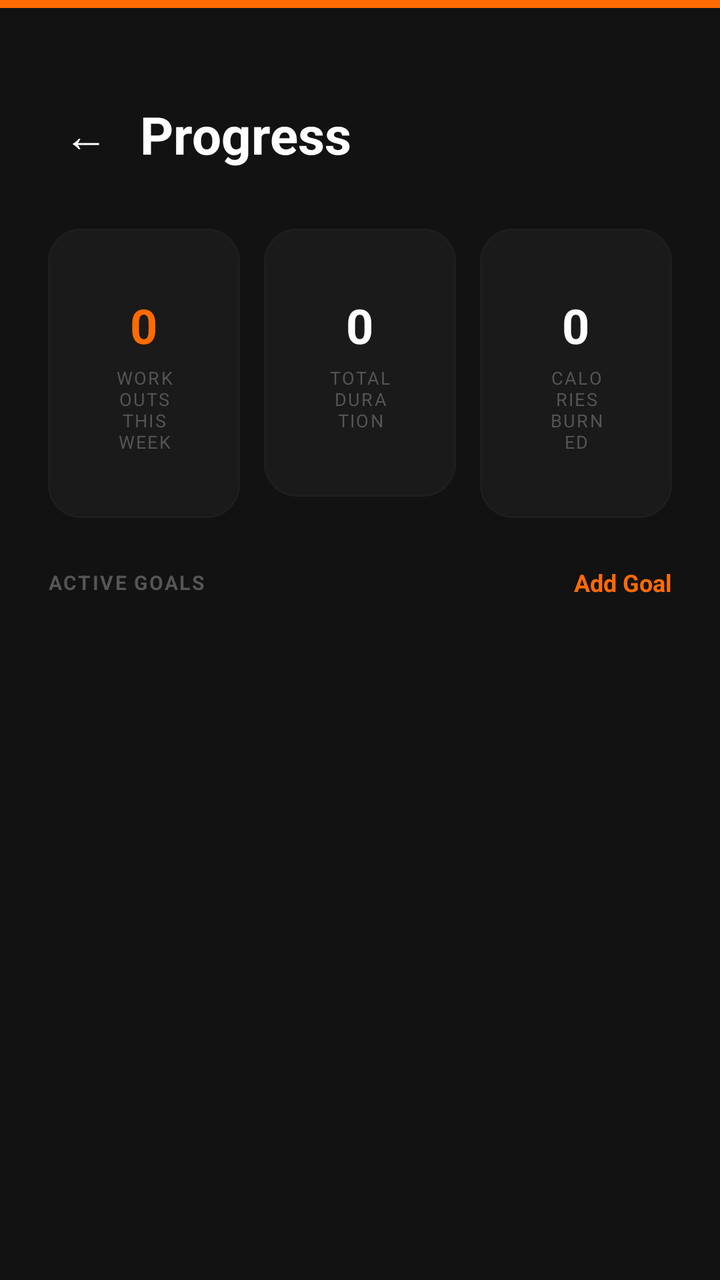
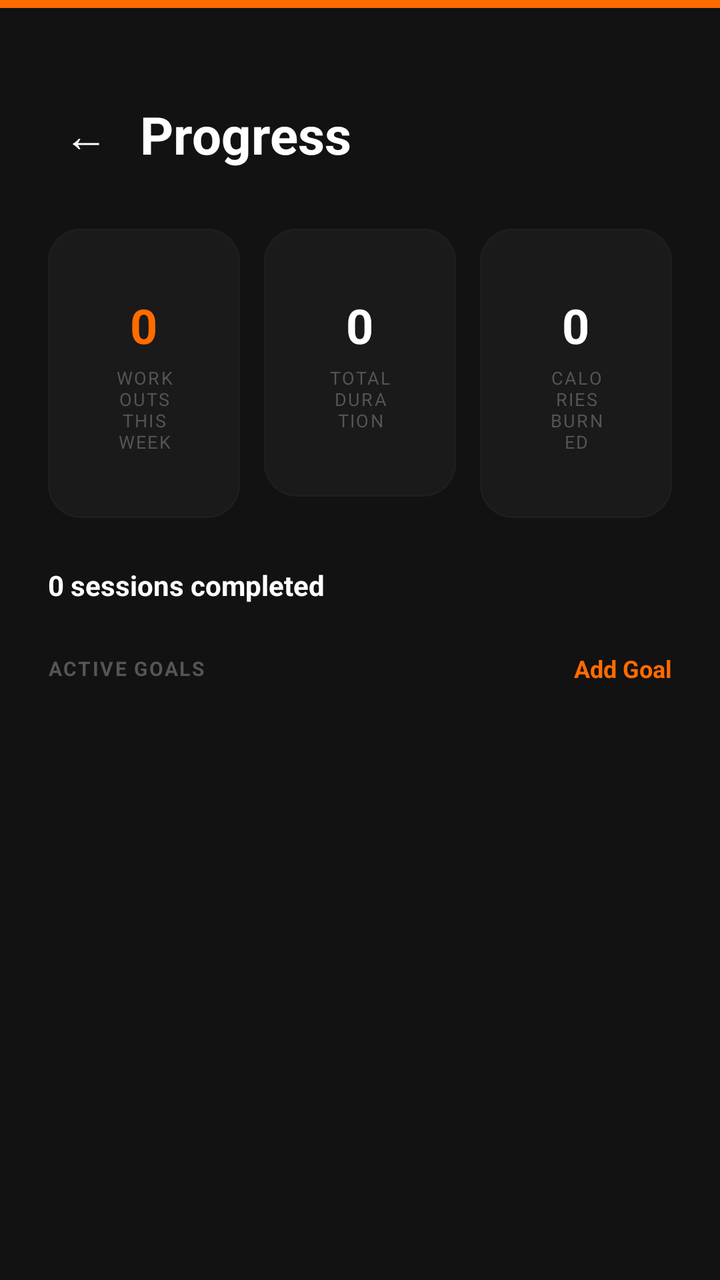

An Android layout rendered at two revisions. The XML below is the earlier revision; the diff shows what the commit changed to produce the second picture.
<!-- AndroidManifest.xml: application theme Theme.ArcadeFitness -->
<!-- res/layout/activity_progress_tracking.xml -->
<?xml version="1.0" encoding="utf-8"?>
<LinearLayout xmlns:android="http://schemas.android.com/apk/res/android"
    android:layout_width="match_parent"
    android:layout_height="match_parent"
    android:background="@color/bg_primary"
    android:orientation="vertical">

    
    <View
        android:layout_width="match_parent"
        android:layout_height="@dimen/top_bar_height"
        android:background="@color/orange_primary" />

    <ScrollView
        android:layout_width="match_parent"
        android:layout_height="0dp"
        android:layout_weight="1">

        <LinearLayout
            android:layout_width="match_parent"
            android:layout_height="wrap_content"
            android:orientation="vertical"
            android:padding="@dimen/screen_padding_h">

            
            <LinearLayout
                android:layout_width="match_parent"
                android:layout_height="wrap_content"
                android:orientation="horizontal"
                android:gravity="center_vertical"
                android:layout_marginTop="@dimen/space_md"
                android:layout_marginBottom="@dimen/space_lg">

                <TextView
                    android:id="@+id/btnBack"
                    android:layout_width="wrap_content"
                    android:layout_height="wrap_content"
                    android:text="←"
                    android:textSize="22sp"
                    android:textColor="@color/text_primary"
                    android:padding="@dimen/space_sm" />

                <TextView
                    android:layout_width="0dp"
                    android:layout_height="wrap_content"
                    android:layout_weight="1"
                    android:text="@string/progress_title"
                    style="@style/Text.Hero"
                    android:layout_marginStart="@dimen/space_sm" />
            </LinearLayout>

            
            <LinearLayout
                android:layout_width="match_parent"
                android:layout_height="wrap_content"
                android:orientation="horizontal"
                android:gravity="center_horizontal"
                android:layout_marginBottom="@dimen/space_lg">

                <FrameLayout
                    style="@style/Card.Dark"
                    android:layout_width="0dp"
                    android:layout_height="wrap_content"
                    android:layout_weight="1"
                    android:layout_marginEnd="@dimen/space_sm">
                    <LinearLayout
                        android:layout_width="match_parent"
                        android:layout_height="wrap_content"
                        android:orientation="vertical"
                        android:gravity="center"
                        android:padding="@dimen/space_md">
                        <TextView
                            android:id="@+id/tvWeekWorkouts"
                            android:layout_width="wrap_content"
                            android:layout_height="wrap_content"
                            android:text="0"
                            android:textSize="24sp"
                            android:textStyle="bold"
                            android:textColor="@color/orange_primary" />
                        <TextView
                            android:layout_width="wrap_content"
                            android:layout_height="wrap_content"
                            android:text="@string/workouts_this_week"
                            android:textSize="9sp"
                            android:textColor="@color/text_muted"
                            android:textAllCaps="true"
                            android:letterSpacing="0.08"
                            android:layout_marginTop="@dimen/space_xs"
                            android:gravity="center_horizontal" />
                    </LinearLayout>
                </FrameLayout>

                <FrameLayout
                    style="@style/Card.Dark"
                    android:layout_width="0dp"
                    android:layout_height="wrap_content"
                    android:layout_weight="1"
                    android:layout_marginStart="@dimen/space_xs"
                    android:layout_marginEnd="@dimen/space_xs">
                    <LinearLayout
                        android:layout_width="match_parent"
                        android:layout_height="wrap_content"
                        android:orientation="vertical"
                        android:gravity="center"
                        android:padding="@dimen/space_md">
                        <TextView
                            android:id="@+id/tvWeekDuration"
                            android:layout_width="wrap_content"
                            android:layout_height="wrap_content"
                            android:text="0"
                            android:textSize="24sp"
                            android:textStyle="bold"
                            android:textColor="@color/text_primary" />
                        <TextView
                            android:layout_width="wrap_content"
                            android:layout_height="wrap_content"
                            android:text="@string/total_duration"
                            android:textSize="9sp"
                            android:textColor="@color/text_muted"
                            android:textAllCaps="true"
                            android:letterSpacing="0.08"
                            android:layout_marginTop="@dimen/space_xs"
                            android:gravity="center_horizontal" />
                    </LinearLayout>
                </FrameLayout>

                <FrameLayout
                    style="@style/Card.Dark"
                    android:layout_width="0dp"
                    android:layout_height="wrap_content"
                    android:layout_weight="1"
                    android:layout_marginStart="@dimen/space_sm">
                    <LinearLayout
                        android:layout_width="match_parent"
                        android:layout_height="wrap_content"
                        android:orientation="vertical"
                        android:gravity="center"
                        android:padding="@dimen/space_md">
                        <TextView
                            android:id="@+id/tvWeekCalories"
                            android:layout_width="wrap_content"
                            android:layout_height="wrap_content"
                            android:text="0"
                            android:textSize="24sp"
                            android:textStyle="bold"
                            android:textColor="@color/text_primary" />
                        <TextView
                            android:layout_width="wrap_content"
                            android:layout_height="wrap_content"
                            android:text="@string/total_calories"
                            android:textSize="9sp"
                            android:textColor="@color/text_muted"
                            android:textAllCaps="true"
                            android:letterSpacing="0.08"
                            android:layout_marginTop="@dimen/space_xs"
                            android:gravity="center_horizontal" />
                    </LinearLayout>
                </FrameLayout>
            </LinearLayout>

            
            <LinearLayout
                android:layout_width="match_parent"
                android:layout_height="wrap_content"
                android:orientation="horizontal"
                android:gravity="center_vertical"
                android:layout_marginBottom="@dimen/space_sm">
                <TextView
                    android:layout_width="0dp"
                    android:layout_height="wrap_content"
                    android:layout_weight="1"
                    android:text="@string/active_goals_section"
                    style="@style/Text.Label" />
                <TextView
                    android:id="@+id/btnAddGoal"
                    android:layout_width="wrap_content"
                    android:layout_height="wrap_content"
                    android:text="@string/add_goal"
                    style="@style/Text.OrangeLink" />
            </LinearLayout>

            
            <androidx.recyclerview.widget.RecyclerView
                android:id="@+id/rvGoals"
                android:layout_width="match_parent"
                android:layout_height="wrap_content"
                android:nestedScrollingEnabled="false"
                android:overScrollMode="never" />

            
            <LinearLayout
                android:id="@+id/layoutNoGoals"
                android:layout_width="match_parent"
                android:layout_height="wrap_content"
                android:gravity="center"
                android:orientation="vertical"
                android:visibility="gone"
                android:padding="@dimen/space_xl">
                <TextView
                    android:layout_width="80dp"
                    android:layout_height="80dp"
                    android:gravity="center"
                    android:text="🎯"
                    android:textSize="40sp"
                    android:background="@drawable/bg_logo_tile" />
                <TextView
                    android:layout_width="wrap_content"
                    android:layout_height="wrap_content"
                    android:text="@string/no_goals_yet"
                    android:textSize="15sp"
                    android:textColor="@color/text_muted"
                    android:gravity="center"
                    android:layout_marginTop="@dimen/space_lg"
                    android:lineSpacingExtra="4dp" />
            </LinearLayout>

        </LinearLayout>
    </ScrollView>
</LinearLayout>
<!-- resources referenced by this layout -->
<resources>
  <color name="bg_primary">#121212</color>
  <color name="orange_primary">#FF6B00</color>
  <color name="text_muted">#555555</color>
  <color name="text_primary">#FFFFFF</color>
  <dimen name="screen_padding_h">24dp</dimen>
  <dimen name="space_lg">24dp</dimen>
  <dimen name="space_md">16dp</dimen>
  <dimen name="space_sm">8dp</dimen>
  <dimen name="space_xl">32dp</dimen>
  <dimen name="space_xs">4dp</dimen>
  <dimen name="top_bar_height">4dp</dimen>
  <!-- drawable bg_logo_tile (drawable) -->
  <?xml version="1.0" encoding="utf-8"?>
  <shape xmlns:android="http://schemas.android.com/apk/res/android"
      android:shape="rectangle">
      <solid android:color="@color/orange_primary" />
      <corners android:radius="@dimen/radius_logo" />
  </shape>
  <string name="active_goals_section">Active Goals</string>
  <string name="add_goal">Add Goal</string>
  <string name="no_goals_yet">No goals set yet.\nTap + to add a fitness goal.</string>
  <string name="progress_title">Progress</string>
  <string name="total_calories">Calories Burned</string>
  <string name="total_duration">Total Duration</string>
  <string name="workouts_this_week">Workouts This Week</string>
  <style name="Card.Dark">
          <item name="android:background">@drawable/bg_card</item>
          <item name="android:padding">@dimen/space_md</item>
      </style>
  <style name="Text.Hero">
          <item name="android:textSize">@dimen/text_hero</item>
          <item name="android:textStyle">bold</item>
          <item name="android:textColor">@color/text_primary</item>
          <item name="android:lineSpacingMultiplier">1.2</item>
      </style>
  <style name="Text.Label">
          <item name="android:textSize">@dimen/text_xs</item>
          <item name="android:textColor">@color/text_muted</item>
          <item name="android:textStyle">bold</item>
          <item name="android:letterSpacing">0.08</item>
          <item name="android:textAllCaps">true</item>
      </style>
  <style name="Text.OrangeLink">
          <item name="android:textSize">@dimen/text_sm</item>
          <item name="android:textColor">@color/orange_primary</item>
          <item name="android:textStyle">bold</item>
      </style>
  <style name="Theme.ArcadeFitness" parent="Theme.MaterialComponents.DayNight.NoActionBar">
          <item name="colorPrimary">@color/orange_primary</item>
          <item name="colorPrimaryVariant">@color/orange_dark</item>
          <item name="colorOnPrimary">@color/white</item>
          <item name="colorSecondary">@color/orange_light</item>
          <item name="colorOnSecondary">@color/white</item>
          <item name="android:windowBackground">@color/bg_primary</item>
          <item name="android:statusBarColor">@color/status_bar</item>
          <item name="android:navigationBarColor">@color/nav_bar</item>
          <item name="android:windowLightStatusBar">false</item>
          <item name="android:textColor">@color/text_primary</item>
      </style>
  <dimen name="radius_logo">22dp</dimen>
  <!-- drawable bg_card (drawable) -->
  <?xml version="1.0" encoding="utf-8"?>
  <shape xmlns:android="http://schemas.android.com/apk/res/android"
      android:shape="rectangle">
      <solid android:color="@color/bg_card" />
      <stroke android:width="1dp" android:color="@color/border_subtle" />
      <corners android:radius="@dimen/radius_lg" />
  </shape>
  <dimen name="text_hero">26sp</dimen>
  <dimen name="text_xs">10sp</dimen>
  <dimen name="text_sm">12sp</dimen>
  <color name="orange_dark">#CC5500</color>
  <color name="white">#FFFFFF</color>
  <color name="orange_light">#FF8C33</color>
  <color name="status_bar">#121212</color>
  <color name="nav_bar">#161616</color>
  <color name="bg_card">#1A1A1A</color>
  <color name="border_subtle">#1E1E1E</color>
  <dimen name="radius_lg">16dp</dimen>
</resources>

<!-- the commit's change to res/layout/activity_progress_tracking.xml (unified diff, before → after) -->
@@ -158,6 +158,16 @@
                 </FrameLayout>
             </LinearLayout>
 
+            <TextView
+                android:id="@+id/tvTotalSessions"
+                android:layout_width="wrap_content"
+                android:layout_height="wrap_content"
+                android:text="0 sessions completed"
+                android:textSize="14sp"
+                android:textStyle="bold"
+                android:textColor="@color/text_primary"
+                android:layout_marginBottom="@dimen/space_lg" />
+
             
             <LinearLayout
                 android:layout_width="match_parent"
